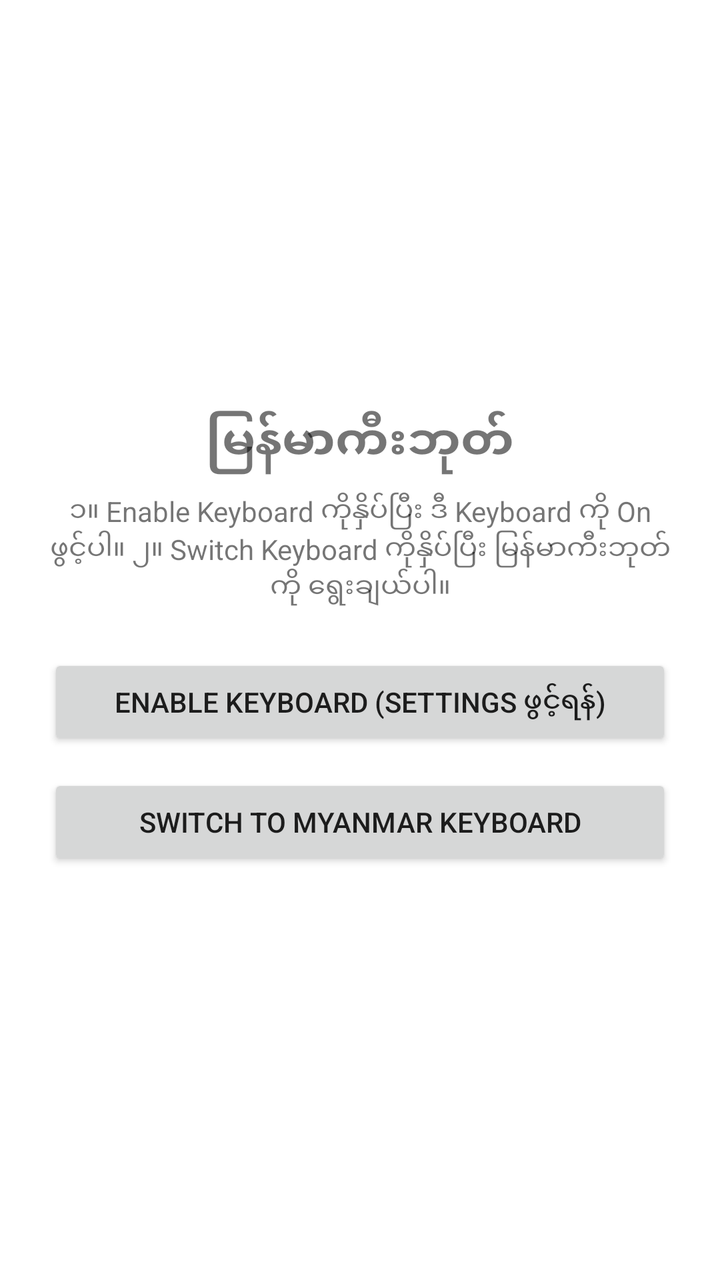
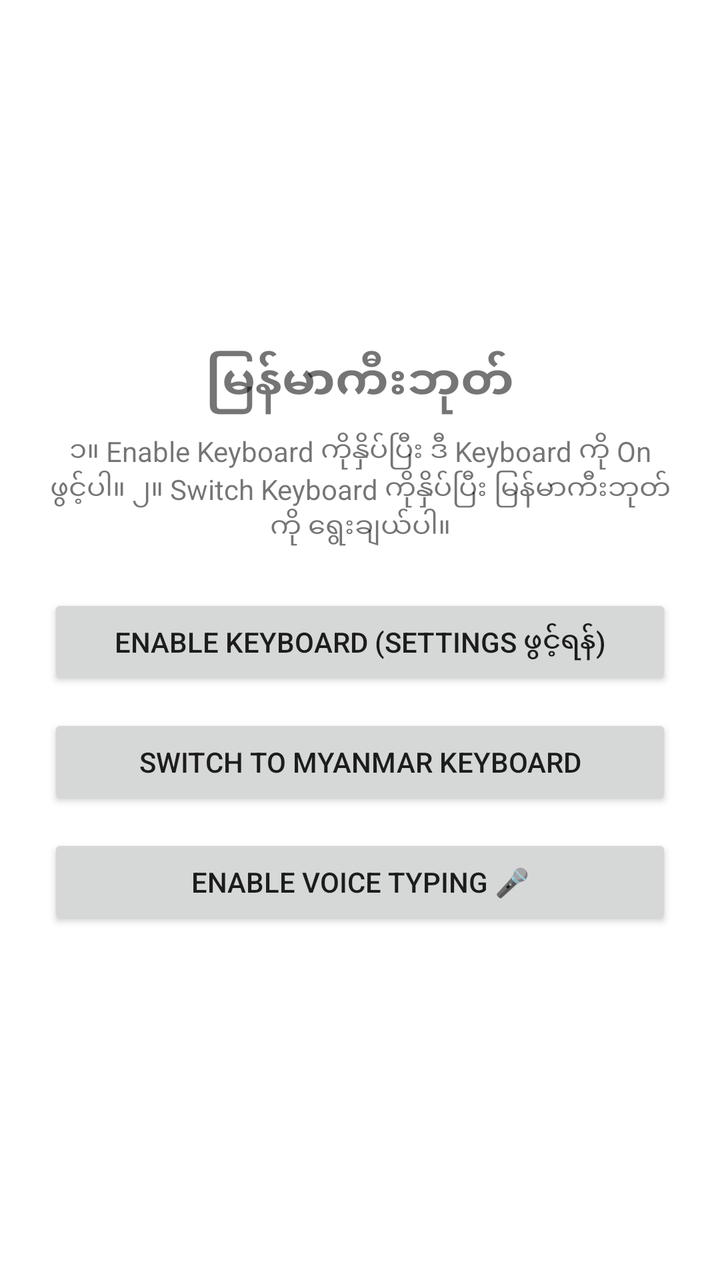

Screens rendered from an Android XML layout before and after an edit, with the pre-edit source and the edit as a unified diff.
<!-- AndroidManifest.xml: application theme Theme.MyanmarKeyboard -->
<!-- res/layout/activity_settings.xml -->
<?xml version="1.0" encoding="utf-8"?>
<LinearLayout xmlns:android="http://schemas.android.com/apk/res/android"
    android:layout_width="match_parent"
    android:layout_height="match_parent"
    android:orientation="vertical"
    android:gravity="center"
    android:padding="24dp">

    <TextView
        android:layout_width="wrap_content"
        android:layout_height="wrap_content"
        android:text="@string/app_name"
        android:textSize="24sp"
        android:textStyle="bold"
        android:layout_marginBottom="8dp" />

    <TextView
        android:layout_width="wrap_content"
        android:layout_height="wrap_content"
        android:text="@string/setup_instructions"
        android:textSize="14sp"
        android:gravity="center"
        android:layout_marginBottom="24dp" />

    <Button
        android:id="@+id/btn_enable_keyboard"
        android:layout_width="match_parent"
        android:layout_height="wrap_content"
        android:text="@string/btn_enable_keyboard"
        android:layout_marginBottom="12dp" />

    <Button
        android:id="@+id/btn_switch_keyboard"
        android:layout_width="match_parent"
        android:layout_height="wrap_content"
        android:text="@string/btn_switch_keyboard" />

</LinearLayout>
<!-- resources referenced by this layout -->
<resources>
  <string name="app_name">မြန်မာကီးဘုတ်</string>
  <string name="btn_enable_keyboard">Enable Keyboard (Settings ဖွင့်ရန်)</string>
  <string name="btn_switch_keyboard">Switch to Myanmar Keyboard</string>
  <string name="setup_instructions">၁။ Enable Keyboard ကိုနှိပ်ပြီး ဒီ Keyboard ကို On ဖွင့်ပါ။
  ၂။ Switch Keyboard ကိုနှိပ်ပြီး မြန်မာကီးဘုတ်ကို ရွေးချယ်ပါ။</string>
  <style name="Theme.MyanmarKeyboard" parent="Theme.MaterialComponents.DayNight.NoActionBar">
          <item name="colorPrimary">@color/primary</item>
      </style>
  <color name="primary">#FF3F51B5</color>
</resources>

<!-- the commit's change to res/layout/activity_settings.xml (unified diff, before → after) -->
@@ -33,6 +33,13 @@
         android:id="@+id/btn_switch_keyboard"
         android:layout_width="match_parent"
         android:layout_height="wrap_content"
-        android:text="@string/btn_switch_keyboard" />
+        android:text="@string/btn_switch_keyboard"
+        android:layout_marginBottom="12dp" />
+
+    <Button
+        android:id="@+id/btn_enable_voice"
+        android:layout_width="match_parent"
+        android:layout_height="wrap_content"
+        android:text="Enable Voice Typing 🎤" />
 
 </LinearLayout>
